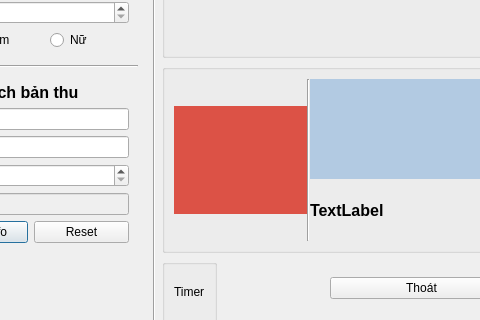
dangkh/UIDataCollection, file UiFiles/createSample.ui: the form before one commit; both pictures show x 190 to 670 and y 100 to 420 of the 1110 by 703 pixel window.
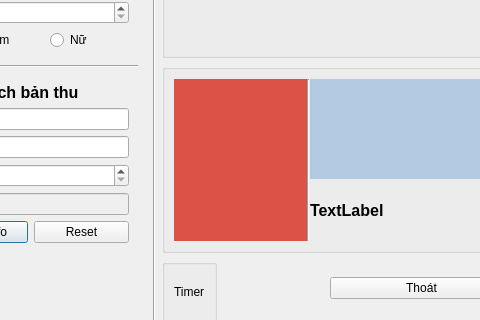
The form after the commit. Icons and pictures are not drawn.

What changed in the file:
```diff
--- a/UiFiles/createSample.ui
+++ b/UiFiles/createSample.ui
@@ -521,8 +521,8 @@
                  <widget class="QLabel" name="CAM1">
                   <property name="maximumSize">
                    <size>
-                    <width>192</width>
-                    <height>108</height>
+                    <width>500</width>
+                    <height>250</height>
                    </size>
                   </property>
                   <property name="styleSheet">
```
Left out of the diff: 2 changed lines with no effect on the pictures.
